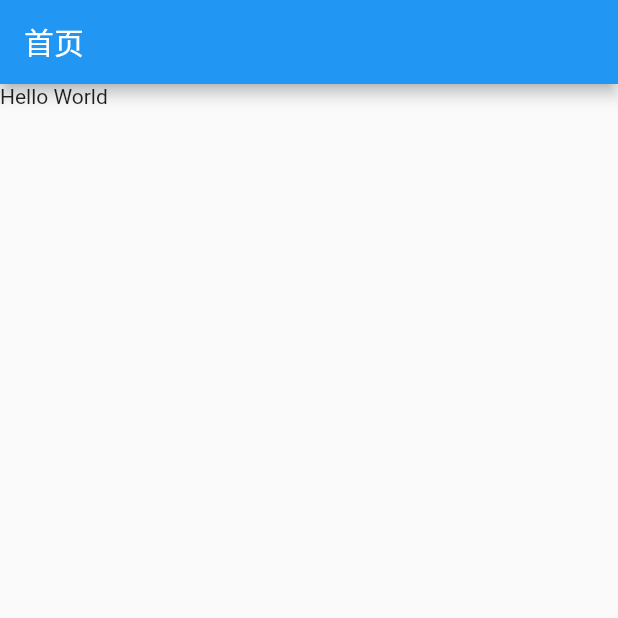
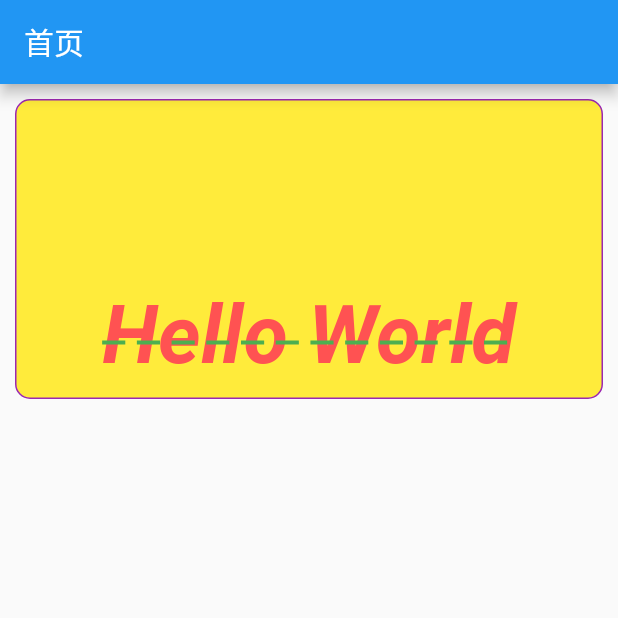
Before and after one commit to he1237596/myapp, a Flutter app: the screen it shows after launch, on a phone screen of 412 x 824 dp, the top half of it. Run offline on Flutter 3.47's test engine with Material 2 defaults, Android fonts, the phone set to English and light mode, and no system bars.

Commit message:
Container，Text基本用法

```diff
--- a/lib/main.dart
+++ b/lib/main.dart
@@ -2,7 +2,7 @@
  * @Author: Chris
  * @Date: 2020-09-07 15:53:59
  * @LastEditors: Chris
- * @LastEditTime: 2020-09-07 16:17:16
+ * @LastEditTime: 2020-09-10 20:08:12
  * @Descripttion: **
  */
 import 'package:flutter/material.dart';
@@ -14,17 +14,49 @@ class MyApp extends StatelessWidget {
 
   @override
   Widget build(BuildContext context) {
-    return Container(
-      child: MaterialApp(
-        title: 'MyApp',
-        theme: ThemeData.light(),
-        home: Scaffold(
-          appBar: AppBar(
-            title: Text('首页'),
-          ),
-          body: Text('Hello World'),
+    return MaterialApp(
+      title: 'MyApp',
+      theme: ThemeData.light(),
+      home: Scaffold(
+        appBar: AppBar(
+          title: Text('首页'),
         ),
+        body: MyHome(),
       ),
     );
   }
 }
+
+class MyHome extends StatelessWidget {
+  const MyHome({Key key}) : super(key: key);
+
+  @override
+  Widget build(BuildContext context) {
+    return Container(
+      child: Text(
+        'Hello World',
+
+        // textAlign: TextAlign.end,
+        // textDirection: TextDirection.rtl,
+        textScaleFactor: 1.8,
+        style: TextStyle(
+            fontSize: 30,
+            color: Colors.redAccent,
+            fontWeight: FontWeight.bold,
+            fontStyle: FontStyle.italic,
+            decoration: TextDecoration.lineThrough,
+            decorationColor: Colors.green,
+            decorationStyle: TextDecorationStyle.dashed),
+      ),
+      decoration: BoxDecoration(
+          borderRadius: BorderRadius.all(Radius.circular(10)),
+          color: Colors.yellow,
+          border: Border.all(color: Colors.purple, width: 1.0)),
+      width: double.infinity, //铺满宽度
+      height: 200,
+      margin: EdgeInsets.all(10),
+      padding: EdgeInsets.all(10),
+      alignment: Alignment.bottomCenter,
+    );
+  }
+}
```
